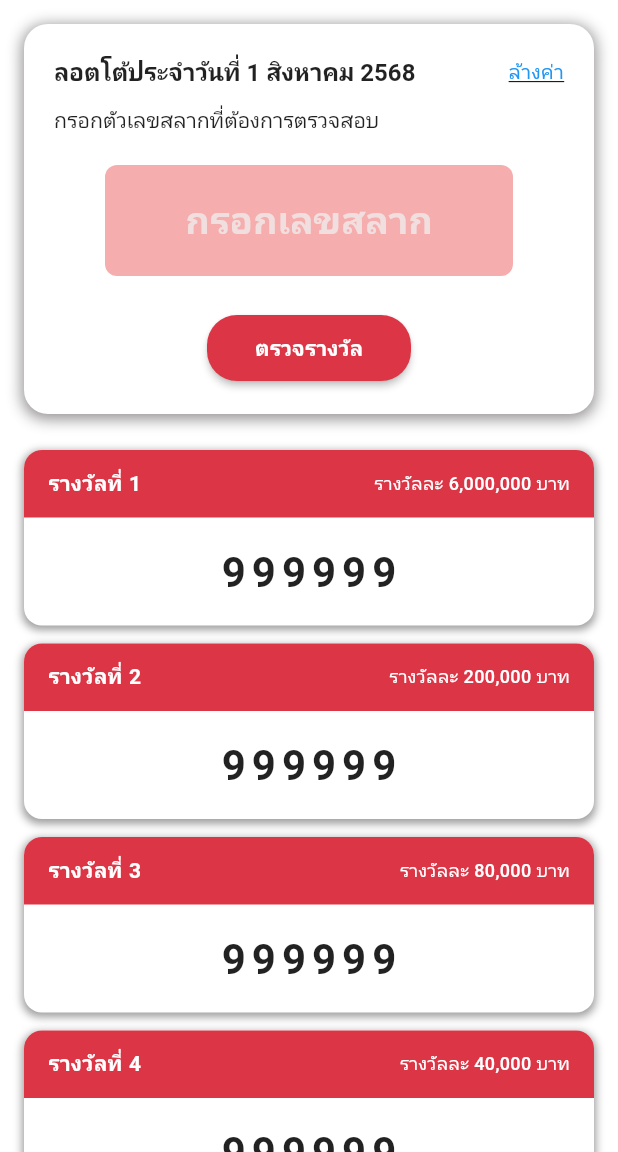
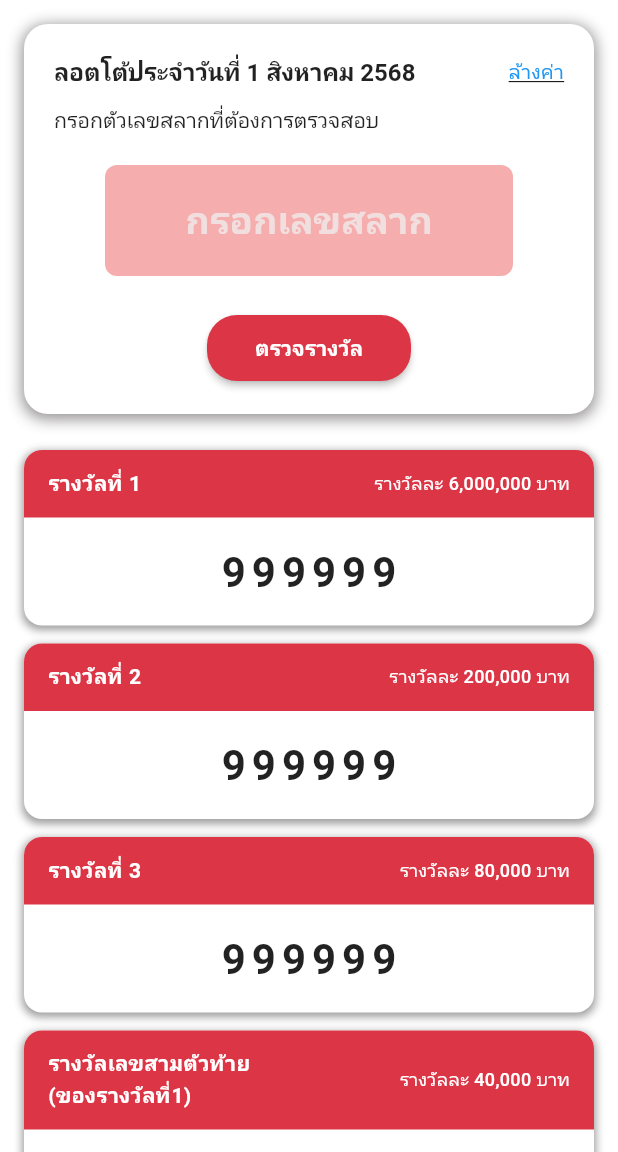
Before and after one commit to EmperorFiw/Lotto2025, a Flutter app: the CheckPrize screen opened directly, on a phone screen of 412 x 824 dp, the part 84-1236 px from its top. Run offline on Flutter 3.47's test engine with Material 3 defaults, Android fonts, the phone set to English and light mode, and no system bars; our stand-ins replace google_fonts, jwt_decoder, shared_preferences; accounts and stored records are empty; network calls fail; Roboto replaces fonts that are missing (Kanit).

Commit message:
Check Prize 3,2 numbers Reward

```diff
--- a/FrontEnd/lib/pages/check_prize.dart
+++ b/FrontEnd/lib/pages/check_prize.dart
@@ -389,15 +389,16 @@ class _CheckPrizeState extends State<CheckPrize> {
                   ),
                   const SizedBox(height: 12),
                   _buildPrizeCard(
-                    'รางวัลที่ 4',
+                    'รางวัลเลขสามตัวท้าย (ของรางวัลที่1)',
                     'รางวัลละ 40,000 บาท',
-                    '999999',
+                    '999',
                   ),
+
                   const SizedBox(height: 12),
                   _buildPrizeCard(
-                    'รางวัลที่ 5',
+                    'รางวัลสองตัวท้าย (รางวัลทั่วไป)',
                     'รางวัลละ 20,000 บาท',
-                    '999999',
+                    '99',
                   ),
                 ],
               ),
@@ -438,27 +439,42 @@ class _CheckPrizeState extends State<CheckPrize> {
               ),
             ),
             child: Row(
-              mainAxisAlignment: MainAxisAlignment.spaceBetween,
               children: [
-                Text(
+                Expanded(
+                  flex: 1,
+                  child: Text(
                     prizeTitle,
                     style: const TextStyle(
                       color: Colors.white,
                       fontSize: 14,
                       fontWeight: FontWeight.bold,
                     ),
+                    softWrap: true,
+                    overflow: TextOverflow.visible,
+                    maxLines: 2,
                   ),
-                Text(
+                ),
+                const SizedBox(width: 10),
+                Expanded(
+                  flex: 1,
+                  child: Align(
+                    alignment: Alignment.centerRight,
+                    child: Text(
                       prizeAmount,
                       style: const TextStyle(
                         color: Colors.white,
                         fontSize: 12,
                         fontWeight: FontWeight.w500,
                       ),
+                      softWrap: false,
+                      overflow: TextOverflow.ellipsis,
+                    ),
+                  ),
                 ),
               ],
             ),
           ),
+
           // หมายเลขรางวัล
           Container(
             width: double.infinity,
```
Lines whose indentation alone changed are shown as unchanged.
